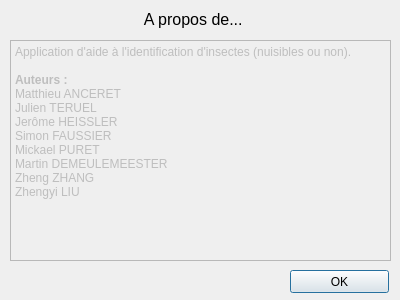
Above: app_pc/ProjetCo_AppPC/aboutwindow.ui from AnceretMatthieu/bebete before the change. Below: the same form after it.
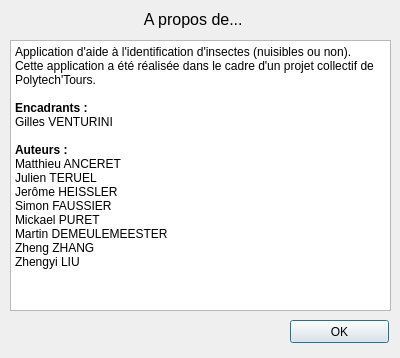
That is the form after the change.

Commit message: Test de toutes les fonctionnalites de l'application + correction des bugs et erreurs trouves

Diff of the .ui file:
```diff
--- a/app_pc/ProjetCo_AppPC/aboutwindow.ui
+++ b/app_pc/ProjetCo_AppPC/aboutwindow.ui
@@ -7,7 +7,7 @@
     <x>0</x>
     <y>0</y>
     <width>400</width>
-    <height>300</height>
+    <height>358</height>
    </rect>
   </property>
   <property name="windowTitle">
@@ -36,14 +36,14 @@
   </widget>
   <widget class="QTextBrowser" name="textBrowser">
    <property name="enabled">
-    <bool>false</bool>
+    <bool>true</bool>
    </property>
    <property name="geometry">
     <rect>
      <x>10</x>
      <y>40</y>
      <width>381</width>
-     <height>221</height>
+     <height>271</height>
     </rect>
    </property>
    <property name="html">
@@ -52,6 +52,10 @@
 p, li { white-space: pre-wrap; }
 &lt;/style&gt;&lt;/head&gt;&lt;body style=&quot; font-family:'MS Shell Dlg 2'; font-size:8.25pt; font-weight:400; font-style:normal;&quot;&gt;
 &lt;p style=&quot; margin-top:0px; margin-bottom:0px; margin-left:0px; margin-right:0px; -qt-block-indent:0; text-indent:0px;&quot;&gt;&lt;span style=&quot; font-family:'DejaVu Sans'; font-size:9pt;&quot;&gt;Application d'aide à l'identification d'insectes (nuisibles ou non). &lt;/span&gt;&lt;/p&gt;
+&lt;p style=&quot; margin-top:0px; margin-bottom:0px; margin-left:0px; margin-right:0px; -qt-block-indent:0; text-indent:0px;&quot;&gt;&lt;span style=&quot; font-family:'DejaVu Sans'; font-size:9pt;&quot;&gt;Cette application a été réalisée dans le cadre d'un projet collectif de Polytech'Tours.  &lt;/span&gt;&lt;/p&gt;
+&lt;p style=&quot;-qt-paragraph-type:empty; margin-top:0px; margin-bottom:0px; margin-left:0px; margin-right:0px; -qt-block-indent:0; text-indent:0px; font-family:'DejaVu Sans'; font-size:9pt;&quot;&gt;&lt;/p&gt;
+&lt;p style=&quot; margin-top:0px; margin-bottom:0px; margin-left:0px; margin-right:0px; -qt-block-indent:0; text-indent:0px;&quot;&gt;&lt;span style=&quot; font-family:'DejaVu Sans'; font-size:9pt; font-weight:600;&quot;&gt;Encadrants : &lt;/span&gt;&lt;/p&gt;
+&lt;p style=&quot; margin-top:0px; margin-bottom:0px; margin-left:0px; margin-right:0px; -qt-block-indent:0; text-indent:0px;&quot;&gt;&lt;span style=&quot; font-family:'DejaVu Sans'; font-size:9pt;&quot;&gt;Gilles VENTURINI &lt;/span&gt;&lt;/p&gt;
 &lt;p style=&quot;-qt-paragraph-type:empty; margin-top:0px; margin-bottom:0px; margin-left:0px; margin-right:0px; -qt-block-indent:0; text-indent:0px; font-family:'DejaVu Sans'; font-size:9pt;&quot;&gt;&lt;/p&gt;
 &lt;p style=&quot; margin-top:0px; margin-bottom:0px; margin-left:0px; margin-right:0px; -qt-block-indent:0; text-indent:0px;&quot;&gt;&lt;span style=&quot; font-family:'DejaVu Sans'; font-size:9pt; font-weight:600;&quot;&gt;Auteurs : &lt;/span&gt;&lt;/p&gt;
 &lt;p style=&quot; margin-top:0px; margin-bottom:0px; margin-left:0px; margin-right:0px; -qt-block-indent:0; text-indent:0px;&quot;&gt;&lt;span style=&quot; font-family:'DejaVu Sans'; font-size:9pt;&quot;&gt;Matthieu ANCERET&lt;/span&gt;&lt;/p&gt;
@@ -70,7 +74,7 @@
    <property name="geometry">
     <rect>
      <x>290</x>
-     <y>270</y>
+     <y>320</y>
      <width>99</width>
      <height>23</height>
     </rect>
```
The commit also changes 20 other files.
